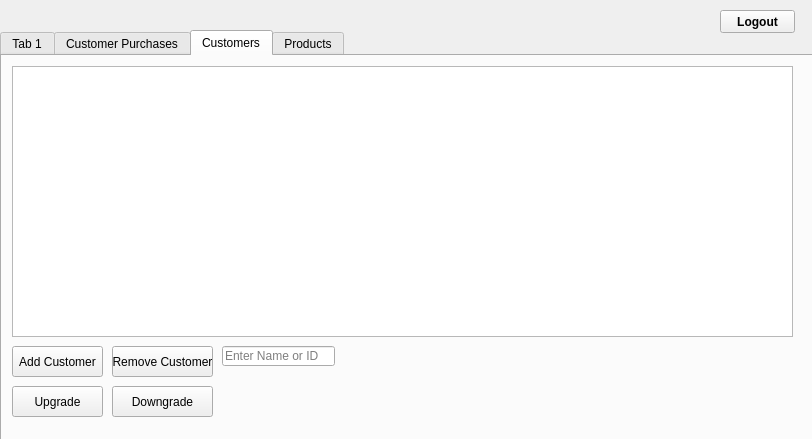
Old version of the form adminpanel.ui in the repository NickReardon/P2-Bulk-Club-Project.
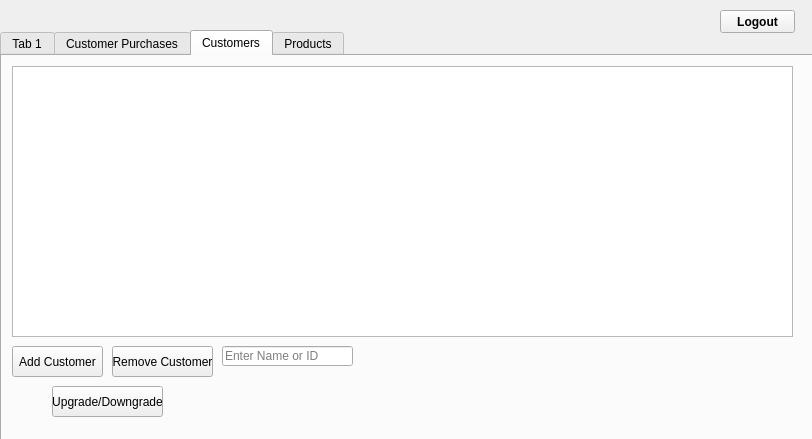
New version of the form. The open tabs and pages were chosen to show the change.

Commit message:
Added upgrade and downgrade function.
Admin is able to upgrade user.
admin is able to downgrade user.

The edit to the form file:
```diff
--- a/adminpanel.ui
+++ b/adminpanel.ui
@@ -193,7 +193,7 @@
       <rect>
        <x>220</x>
        <y>290</y>
-       <width>113</width>
+       <width>131</width>
        <height>20</height>
       </rect>
      </property>
@@ -204,27 +204,14 @@
     <widget class="QPushButton" name="upgradeCustomer">
      <property name="geometry">
       <rect>
-       <x>10</x>
+       <x>50</x>
        <y>330</y>
-       <width>91</width>
+       <width>111</width>
        <height>31</height>
       </rect>
      </property>
      <property name="text">
-      <string>Upgrade</string>
-     </property>
-    </widget>
-    <widget class="QPushButton" name="downgradeCustomer">
-     <property name="geometry">
-      <rect>
-       <x>110</x>
-       <y>330</y>
-       <width>101</width>
-       <height>31</height>
-      </rect>
-     </property>
-     <property name="text">
-      <string>Downgrade</string>
+      <string>Upgrade/Downgrade</string>
      </property>
     </widget>
    </widget>
```
Left out of the diff: 2 changed lines with no effect on the pictures. The commit also changes 7 other files.
